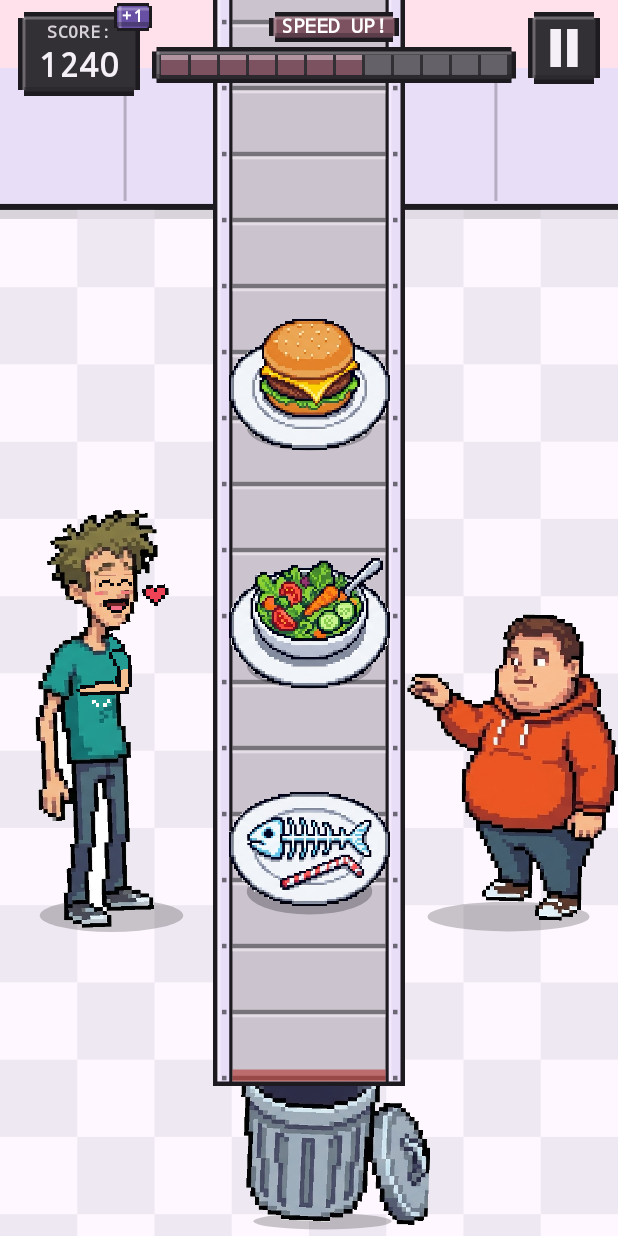
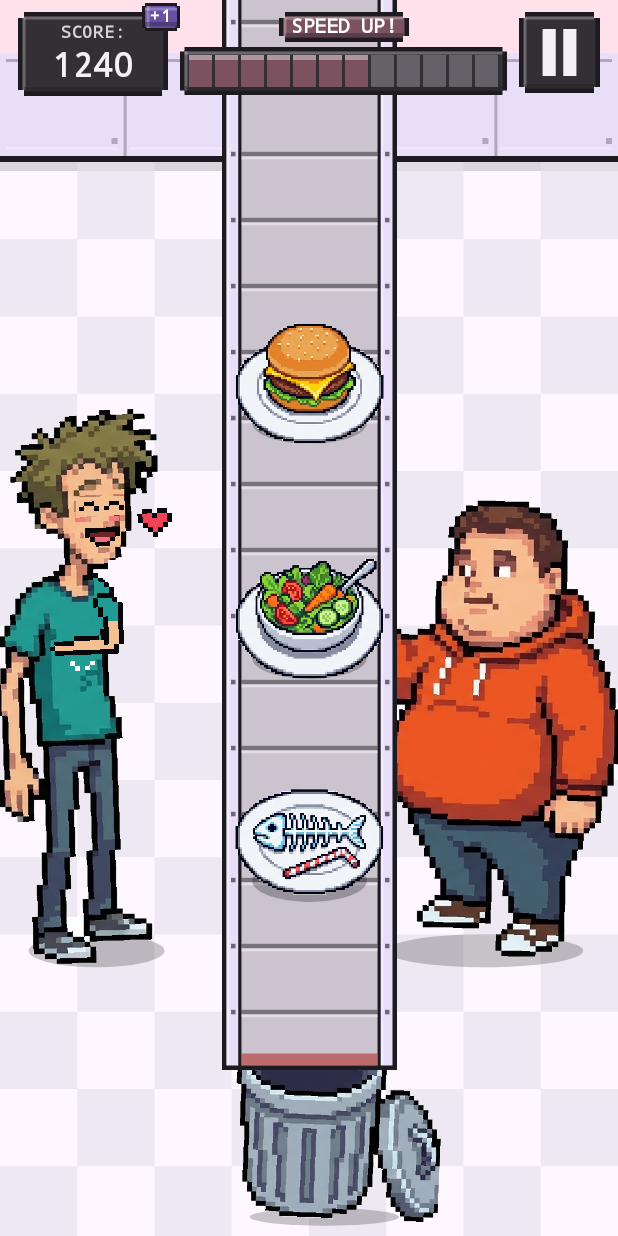
Before and after one commit to nustapark6709650334/CS364_project, an Android app built with Jetpack Compose: the @Preview function GameplayCompactDayPreview, on a phone screen of 412 x 824 dp. Run offline under Robolectric (Android 15) with nearby library versions, the phone set to English and light mode, and no system bars.

Commit message:
ui: [Role 2] lock 1:1 sprite scale across all poses and match HUD/belt proportions (#4)

```diff
--- a/app/src/main/java/com/cs364/foodrush/ui/components/CharacterView.kt
+++ b/app/src/main/java/com/cs364/foodrush/ui/components/CharacterView.kt
@@ -379,23 +379,25 @@ fun CharacterTargetZone(
             ) { onSelectTarget(targetType) },
         contentAlignment = Alignment.BottomCenter
     ) {
-        // Pixel floor oval shadow directly beneath shoes / kneeling knees / collapsed body
+        // Pixel floor oval shadow aligned directly beneath shoes / kneeling knees / collapsed body
         Canvas(
             modifier = Modifier
                 .fillMaxSize()
         ) {
             val shadowWidth = when {
                 pose == CharacterPose.DEAD -> size.width * 0.88f
-                targetType == TargetType.TRASH -> size.width * 0.72f
-                targetType == TargetType.CHUBBY -> size.width * 0.76f
-                else -> size.width * 0.70f
+                targetType == TargetType.SKINNY -> size.width * 0.48f
+                targetType == TargetType.CHUBBY -> size.width * 0.62f
+                else -> size.width * 0.72f
             }
             val shadowHeight = (size.height * 0.085f).coerceIn(10.dp.toPx(), 22.dp.toPx())
-            val shadowLeft = when (targetType) {
-                TargetType.TRASH -> (size.width - shadowWidth) * 0.36f
-                else -> (size.width - shadowWidth) * 0.5f
+            val shadowLeft = when {
+                pose == CharacterPose.DEAD -> (size.width - shadowWidth) * 0.5f
+                targetType == TargetType.SKINNY -> size.width * 0.08f
+                targetType == TargetType.CHUBBY -> size.width * 0.28f
+                else -> (size.width - shadowWidth) * 0.36f
             }
-            val shadowTop = size.height - shadowHeight * 0.85f
+            val shadowTop = size.height - shadowHeight * 0.90f
 
             if (isHighlighted && canInteract) {
                 drawOval(
--- a/app/src/main/java/com/cs364/foodrush/ui/screens/GameplayScreen.kt
+++ b/app/src/main/java/com/cs364/foodrush/ui/screens/GameplayScreen.kt
@@ -17,6 +17,7 @@ import androidx.compose.foundation.layout.BoxWithConstraints
 import androidx.compose.foundation.layout.Column
 import androidx.compose.foundation.layout.PaddingValues
 import androidx.compose.foundation.layout.Row
+import androidx.compose.foundation.layout.defaultMinSize
 import androidx.compose.foundation.layout.fillMaxHeight
 import androidx.compose.foundation.layout.fillMaxSize
 import androidx.compose.foundation.layout.fillMaxWidth
@@ -56,6 +57,7 @@ import androidx.compose.ui.text.style.TextOverflow
 import androidx.compose.ui.tooling.preview.Preview
 import androidx.compose.ui.unit.dp
 import androidx.compose.ui.unit.sp
+import androidx.compose.ui.zIndex
 import androidx.lifecycle.compose.collectAsStateWithLifecycle
 import com.cs364.foodrush.R
 import com.cs364.foodrush.game.ActiveFoodItem
@@ -299,10 +301,10 @@ private fun GameplayBoardContent(
     ) {
         val compactMode = maxHeight < 680.dp || maxWidth < 360.dp
 
-        // Layer 1: Authentic 16-bit Diner Kitchen Wall, Cabinets & 8-Column Checkered Floor
+        // Layer 1: Authentic 16-bit Diner Kitchen Wall, Recessed Cabinets & 8-Column Checkered Floor
         Canvas(modifier = Modifier.fillMaxSize()) {
-            val wallHeight = size.height * 0.055f
-            val cabinetBottom = size.height * 0.165f
+            val cabinetBottom = if (compactMode) 88.dp.toPx() else 104.dp.toPx()
+            val wallHeight = cabinetBottom * 0.34f
             val counterThickness = 4.dp.toPx()
 
             // Upper diner wall strip
@@ -318,13 +320,38 @@ private fun GameplayBoardContent(
                 topLeft = Offset(0f, wallHeight),
                 size = Size(size.width, cabinetBottom - wallHeight)
             )
-            val panelWidth = size.width / 5f
-            for (i in 1..4) {
-                val x = panelWidth * i
+            val panelCount = 5
+            val panelWidth = size.width / panelCount
+            val inset = 4.dp.toPx()
+            val frameColor = colorScheme.onSurface.copy(alpha = 0.28f)
+            val frameHighlight = colorScheme.surface.copy(alpha = 0.25f)
+            for (i in 0 until panelCount) {
+                val left = panelWidth * i
+                if (i > 0) {
+                    drawRect(
+                        color = frameColor,
+                        topLeft = Offset(left, wallHeight),
+                        size = Size(2.dp.toPx(), cabinetBottom - wallHeight)
+                    )
+                }
+                // Recessed cabinet door frame & pixel handle
+                val doorTop = wallHeight + inset
+                val doorW = (panelWidth - inset * 2f).coerceAtLeast(0f)
+                val doorH = (cabinetBottom - wallHeight - inset * 2f).coerceAtLeast(0f)
                 drawRect(
-                    color = colorScheme.onSurface.copy(alpha = 0.25f),
-                    topLeft = Offset(x, wallHeight + 2.dp.toPx()),
-                    size = Size(2.dp.toPx(), cabinetBottom - wallHeight - 4.dp.toPx())
+                    color = frameColor,
+                    topLeft = Offset(left + inset, doorTop),
+                    size = Size(doorW, 2.dp.toPx())
+                )
+                drawRect(
+                    color = frameHighlight,
+                    topLeft = Offset(left + inset, doorTop + doorH - 2.dp.toPx()),
+                    size = Size(doorW, 2.dp.toPx())
+                )
+                drawRect(
+                    color = frameColor,
+                    topLeft = Offset(left + panelWidth - inset * 2f, doorTop + doorH - 8.dp.toPx()),
+                    size = Size(4.dp.toPx(), 4.dp.toPx())
                 )
             }
 
@@ -360,7 +387,7 @@ private fun GameplayBoardContent(
             }
         }
 
-        // Layer 2 & 3: Safe-area interactive arena & floating Top HUD
+        // Layer 2 & 3: Safe-area interactive arena & floating Top HUD (locked 1:1 pixel scale)
         BoxWithConstraints(
             modifier = Modifier
                 .fillMaxSize()
@@ -369,48 +396,22 @@ private fun GameplayBoardContent(
         ) {
             val arenaW = maxWidth
             val arenaH = maxHeight
-            val beltWidth = (arenaW * 0.31f).coerceIn(104.dp, 146.dp)
-            val sideSpace = ((arenaW - beltWidth) / 2f).coerceAtLeast(78.dp)
+            val unit = minOf(arenaW / 768f, arenaH / 1376f)
+            val beltWidth = (unit * 218f).coerceIn(98.dp, 142.dp)
+            val trashSize = (unit * 268f).coerceIn(92.dp, 138.dp)
+            val beltHeight = (arenaH - trashSize * 0.80f).coerceAtLeast(240.dp)
+            val hudTopInset = if (compactMode) 68.dp else 78.dp
+            val feetBottomOffset = arenaH * 0.22f
 
-            val trashSize = (arenaH * 0.185f).coerceIn(84.dp, 128.dp)
-            val beltHeight = (arenaH - trashSize * 0.78f).coerceAtLeast(240.dp)
-            val hudTopInset = if (compactMode) 60.dp else 72.dp
+            val actualSkinnyW = if (skinnyPose == CharacterPose.DEAD) unit * 450f else unit * 352f
+            val actualSkinnyH = if (skinnyPose == CharacterPose.DEAD) unit * 310f else unit * 717f
+            val skinnyStartPad = if (skinnyPose == CharacterPose.DEAD) unit * 4f else unit * 8f
 
-            val skinnyHeight = (arenaH * 0.44f).coerceIn(176.dp, 286.dp)
-            val skinnyWidth = (sideSpace * 0.96f).coerceIn(88.dp, 152.dp)
-            val chubbyHeight = (arenaH * 0.35f).coerceIn(146.dp, 232.dp)
-            val chubbyWidth = (sideSpace * 1.00f).coerceIn(92.dp, 166.dp)
-            val feetBottomOffset = arenaH * 0.25f
+            val actualChubbyW = if (chubbyPose == CharacterPose.DEAD) unit * 460f else unit * 395f
+            val actualChubbyH = if (chubbyPose == CharacterPose.DEAD) unit * 360f else unit * 584f
+            val chubbyEndPad = unit * 4f
 
-            val actualSkinnyW = when (skinnyPose) {
-                CharacterPose.DEAD -> (sideSpace * 1.24f).coerceIn(112.dp, 198.dp)
-                else -> skinnyWidth
-            }
-            val actualSkinnyH = when (skinnyPose) {
-                CharacterPose.DEAD -> (arenaH * 0.23f).coerceIn(92.dp, 152.dp)
-                CharacterPose.SAD -> skinnyHeight * 0.78f
-                else -> skinnyHeight
-            }
-            val skinnyStartPad = when (skinnyPose) {
-                CharacterPose.DEAD -> 4.dp
-                else -> (sideSpace - actualSkinnyW).coerceAtLeast(2.dp)
-            }
-
-            val actualChubbyW = when (chubbyPose) {
-                CharacterPose.DEAD -> (sideSpace * 1.24f).coerceIn(112.dp, 198.dp)
-                else -> chubbyWidth
-            }
-            val actualChubbyH = when (chubbyPose) {
-                CharacterPose.DEAD -> (arenaH * 0.23f).coerceIn(92.dp, 152.dp)
-                CharacterPose.SAD -> chubbyHeight * 0.80f
-                else -> chubbyHeight
-            }
-            val chubbyEndPad = when (chubbyPose) {
-                CharacterPose.DEAD -> 4.dp
-                else -> (sideSpace - actualChubbyW).coerceAtLeast(2.dp)
-            }
-
-            // Left Character: Skinny standing / belly-rub / collapsed dead / kneeling crying
+            // Left Character: Skinny (exact 1:1 sprite pixel scale across all 4 poses)
             CharacterTargetZone(
                 targetType = TargetType.SKINNY,
                 isHighlighted = highlightedTarget == TargetType.SKINNY,
@@ -418,6 +419,7 @@ private fun GameplayBoardContent(
                 reactionTick = skinnyFedTick,
                 onSelectTarget = { onSubmitItem(null, it) },
                 modifier = Modifier
+                    .zIndex(if (skinnyPose == CharacterPose.DEAD) 5f else 0f)
                     .align(Alignment.BottomStart)
                     .padding(
                         start = skinnyStartPad,
@@ -426,7 +428,7 @@ private fun GameplayBoardContent(
                     .size(width = actualSkinnyW, height = actualSkinnyH)
             )
 
-            // Right Character: Chubby standing / belly-rub / collapsed dead / kneeling crying
+            // Right Character: Chubby (exact 1:1 sprite pixel scale across all 4 poses)
             CharacterTargetZone(
                 targetType = TargetType.CHUBBY,
                 isHighlighted = highlightedTarget == TargetType.CHUBBY,
@@ -434,6 +436,7 @@ private fun GameplayBoardContent(
                 reactionTick = chubbyFedTick,
                 onSelectTarget = { onSubmitItem(null, it) },
                 modifier = Modifier
+                    .zIndex(if (chubbyPose == CharacterPose.DEAD) 5f else 0f)
                     .align(Alignment.BottomEnd)
                     .padding(
                         end = chubbyEndPad,
@@ -450,12 +453,13 @@ private fun GameplayBoardContent(
                 hasApproachingHazard = hasApproachingHazard,
                 onSelectTarget = { onSubmitItem(null, it) },
                 modifier = Modifier
+                    .zIndex(1f)
                     .align(Alignment.BottomCenter)
-                    .offset(x = trashSize * 0.11f, y = (-6).dp)
+                    .offset(x = trashSize * 0.11f, y = (-8).dp)
                     .size(trashSize)
             )
 
-            // Center Full-Height Vertical Conveyor Belt & Draggable Food Plates (drawn on top when dragged)
+            // Center Full-Height Vertical Conveyor Belt & Draggable Food Plates
             ConveyorBeltLane(
                 items = uiState.items,
                 beltScrollPhase = beltScrollPhase,
@@ -465,6 +469,7 @@ private fun GameplayBoardContent(
                 onHighlightTargetChange = onHighlightTargetChange,
                 onSubmitItem = onSubmitItem,
                 modifier = Modifier
+                    .zIndex(2f)
                     .align(Alignment.TopCenter)
                     .width(beltWidth)
                     .height(beltHeight)
@@ -476,6 +481,7 @@ private fun GameplayBoardContent(
                 compactMode = compactMode,
                 onPauseClick = onPauseClick,
                 modifier = Modifier
+                    .zIndex(6f)
                     .align(Alignment.TopCenter)
                     .fillMaxWidth()
                     .padding(horizontal = if (compactMode) 8.dp else 12.dp, vertical = 8.dp)
@@ -553,6 +559,7 @@ private fun GameplayTopHud(
             SegmentedSpeedBar(
                 progressFraction = uiState.speedProgress,
                 isHighlighted = uiState.showSpeedUpBanner || uiState.isAtMaxSpeed,
+                compactMode = compactMode,
                 modifier = Modifier.fillMaxWidth()
             )
         }
@@ -560,7 +567,7 @@ private fun GameplayTopHud(
         // Right: Stepped 16-bit Pixel Pause Keycap (48.dp minimum touch target)
         PixelArcadeBox(
             modifier = Modifier
-                .size(48.dp)
+                .size(if (compactMode) 48.dp else 54.dp)
                 .semantics { contentDescription = pauseCd }
                 .clickable(role = Role.Button, onClick = onPauseClick),
             fillColor = colorScheme.inverseSurface,
@@ -597,6 +604,7 @@ private fun ScoreHudCard(
         contentAlignment = Alignment.TopEnd
     ) {
         PixelArcadeBox(
+            modifier = Modifier.defaultMinSize(minWidth = if (compactMode) 88.dp else 100.dp),
             fillColor = colorScheme.inverseSurface,
             borderColor = colorScheme.onSurface,
             contentPadding = PaddingValues(
@@ -657,6 +665,7 @@ private fun ScoreHudCard(
 private fun SegmentedSpeedBar(
     progressFraction: Float,
     isHighlighted: Boolean,
+    compactMode: Boolean,
     modifier: Modifier = Modifier
 ) {
     val colorScheme = MaterialTheme.colorScheme
@@ -666,7 +675,7 @@ private fun SegmentedSpeedBar(
         .coerceIn(1, totalSegments)
 
     PixelArcadeBox(
-        modifier = modifier.height(24.dp),
+        modifier = modifier.height(if (compactMode) 26.dp else 32.dp),
         fillColor = colorScheme.inverseSurface,
         borderColor = colorScheme.onSurface,
         cornerStep = 3.dp,
@@ -706,7 +715,7 @@ private fun SegmentedSpeedBar(
 
 @Preview(name = "Compact Day — Yummy Belly Rub (360x640)", widthDp = 360, heightDp = 640, showBackground = true)
 @Composable
-private fun GameplayCompactDayPreview() {
+internal fun GameplayCompactDayPreview() {
     MaterialTheme(colorScheme = lightColorScheme()) {
         val sampleItems = listOf(
             ActiveFoodItem(id = 1L, type = FoodType.BURGER, yProgress = 0.24f),
@@ -740,7 +749,7 @@ private fun GameplayCompactDayPreview() {
 
 @Preview(name = "KO Scene — Skinny Dead & Chubby Sad (360x640)", widthDp = 360, heightDp = 640, showBackground = true)
 @Composable
-private fun GameplaySkinnyDeadChubbySadPreview() {
+internal fun GameplaySkinnyDeadChubbySadPreview() {
     MaterialTheme(colorScheme = lightColorScheme()) {
         val sampleItems = listOf(
             ActiveFoodItem(id = 1L, type = FoodType.BURGER, yProgress = 0.32f),
@@ -772,7 +781,7 @@ private fun GameplaySkinnyDeadChubbySadPreview() {
 
 @Preview(name = "KO Scene — Chubby Dead & Skinny Sad (412x915)", widthDp = 412, heightDp = 915, showBackground = true)
 @Composable
-private fun GameplayLargeNightPreview() {
+internal fun GameplayLargeNightPreview() {
     MaterialTheme(colorScheme = darkColorScheme()) {
         val sampleItems = listOf(
             ActiveFoodItem(id = 1L, type = FoodType.BURGER, yProgress = 0.22f),
@@ -806,7 +815,7 @@ private fun GameplayLargeNightPreview() {
 
 @Preview(name = "LIVE PLAYABLE (Click Interactive Mode)", widthDp = 390, heightDp = 844, showBackground = true)
 @Composable
-private fun GameplayLiveInteractivePreview() {
+internal fun GameplayLiveInteractivePreview() {
     MaterialTheme(colorScheme = lightColorScheme()) {
         GameplayScreen()
     }
```
Also changed, not shown: app/src/main/res/drawable-nodpi/char_chubby_dead.png, app/src/main/res/drawable-nodpi/char_chubby_sad.png, app/src/main/res/drawable-nodpi/char_chubby_yum.png, app/src/main/res/drawable-nodpi/char_skinny.png, app/src/main/res/drawable-nodpi/char_skinny_dead.png, app/src/main/res/drawable-nodpi/char_skinny_sad.png, app/src/main/res/drawable-nodpi/char_skinny_yum.png.
